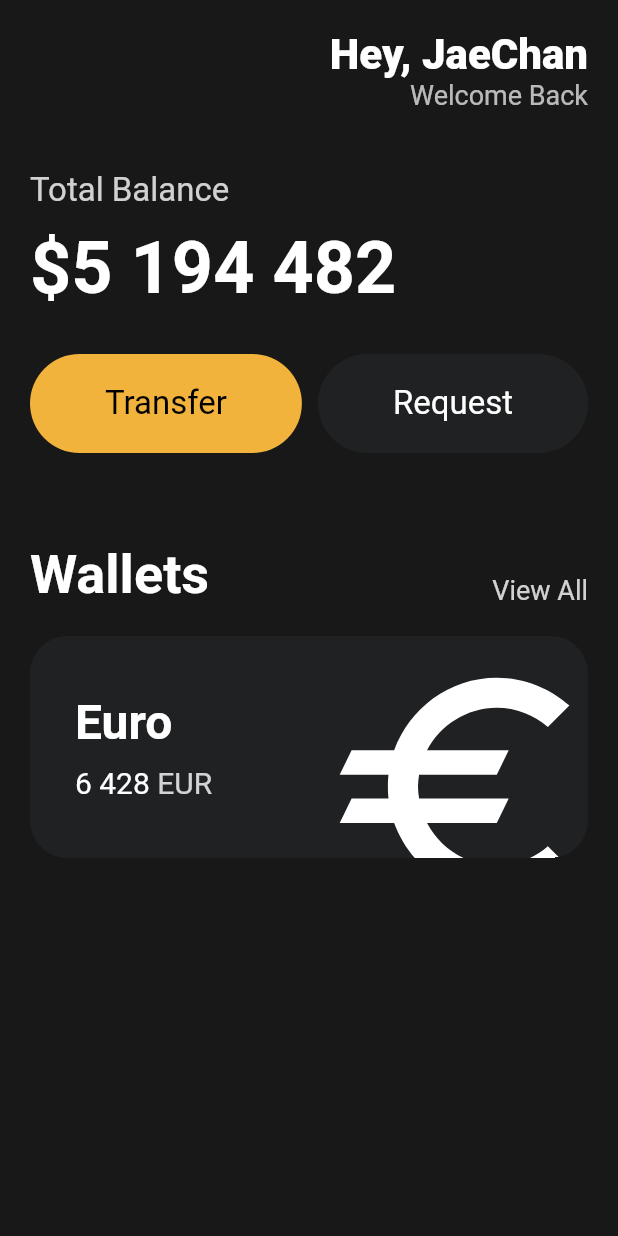
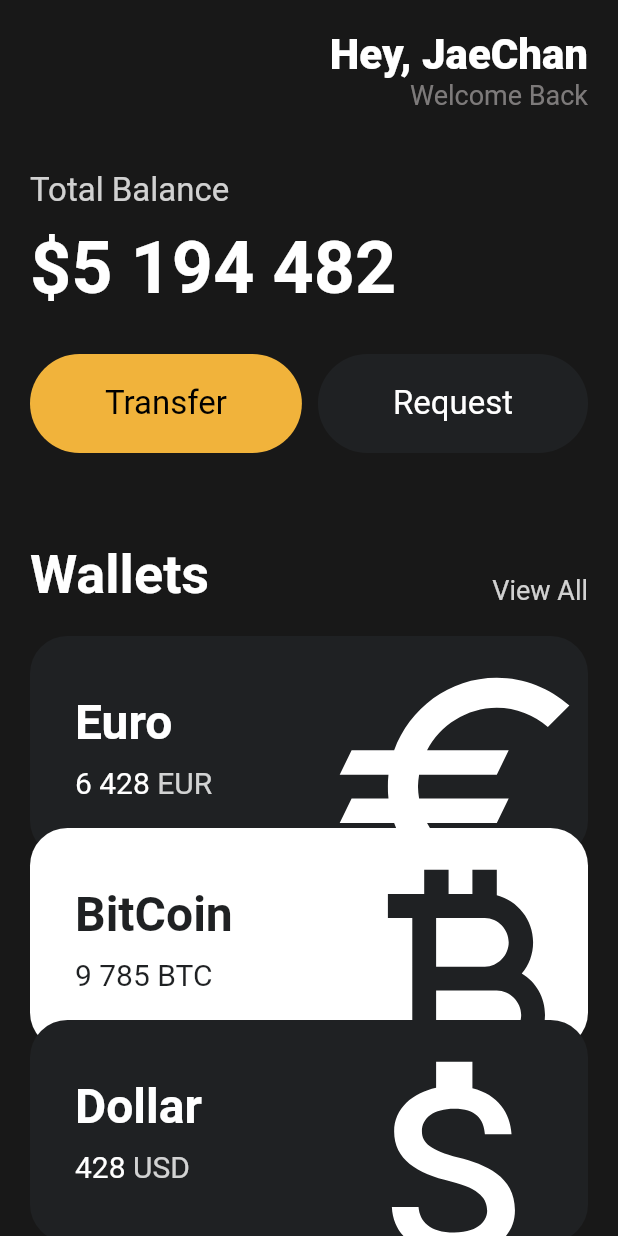
Before and after one commit to FrenchRuin/DPJ, a Flutter app: the screen it shows after launch, on a phone screen of 412 x 824 dp. Run offline on Flutter 3.47's test engine with Material 2 defaults, Android fonts, the phone set to English and light mode, and no system bars.

Commit message:
app_1 complete

```diff
--- a/lib/main.dart
+++ b/lib/main.dart
@@ -1,5 +1,6 @@
 import 'package:flutter/material.dart';
 import 'package:toonflix/widgets/button.dart';
+import 'package:toonflix/widgets/currency_card.dart';
 
 void main() {
   runApp(const App());
@@ -13,7 +14,8 @@ class App extends StatelessWidget {
     return MaterialApp(
         home: Scaffold(
       backgroundColor: const Color(0xFF181818),
-      body: Padding(
+      body: SingleChildScrollView(
+        child: Padding(
           padding: const EdgeInsets.symmetric(
             horizontal: 20,
           ),
@@ -40,7 +42,8 @@ class App extends StatelessWidget {
                       Text(
                         "Welcome Back",
                         style: TextStyle(
-                        color: Colors.white.withOpacity(0.7),
+                          color: const Color.fromARGB(255, 168, 164, 164)
+                              .withOpacity(0.7),
                           fontSize: 18,
                         ),
                       ),
@@ -112,70 +115,32 @@ class App extends StatelessWidget {
               const SizedBox(
                 height: 20,
               ),
-            Container(
-              clipBehavior: Clip.hardEdge,
-              decoration: BoxDecoration(
-                color: const Color(0xFF1F2123),
-                borderRadius: BorderRadius.circular(25),
+              const CurrencyCard(
+                name: "Euro",
+                code: "EUR",
+                amount: "6 428",
+                icon: Icons.euro_outlined,
+                isInverted: false,
+                dy: 0,
               ),
-              child: Padding(
-                padding: const EdgeInsets.all(30),
-                child: Row(
-                  mainAxisAlignment: MainAxisAlignment.spaceBetween,
-                  children: [
-                    Column(
-                      crossAxisAlignment: CrossAxisAlignment.start,
-                      children: [
-                        const Text(
-                          "Euro",
-                          style: TextStyle(
-                            color: Colors.white,
-                            fontSize: 32,
-                            fontWeight: FontWeight.w600,
+              const CurrencyCard(
+                name: "BitCoin",
+                code: "BTC",
+                amount: "9 785",
+                icon: Icons.currency_bitcoin,
+                isInverted: true,
+                dy: -20,
               ),
-                        ),
-                        const SizedBox(
-                          height: 10,
-                        ),
-                        Row(
-                          children: [
-                            const Text(
-                              "6 428",
-                              style: TextStyle(
-                                color: Colors.white,
-                                fontSize: 20,
-                              ),
-                            ),
-                            const SizedBox(
-                              width: 5,
-                            ),
-                            Text(
-                              "EUR",
-                              style: TextStyle(
-                                color: Colors.white.withOpacity(0.8),
-                                fontSize: 20,
-                              ),
+              const CurrencyCard(
+                name: "Dollar",
+                code: "USD",
+                amount: "428",
+                icon: Icons.attach_money,
+                isInverted: false,
+                dy: -40,
               ),
             ],
-                        )
-                      ],
           ),
-                    Transform.scale(
-                      scale: 2.2,
-                      child: Transform.translate(
-                        offset: const Offset(-5, 12),
-                        child: const Icon(
-                          Icons.euro_outlined,
-                          color: Colors.white,
-                          size: 88,
-                        ),
-                      ),
-                    )
-                  ],
-                ),
-              ),
-            )
-          ],
         ),
       ),
     ));
--- /dev/null
+++ b/lib/widgets/currency_card.dart
@@ -0,0 +1,95 @@
+import 'package:flutter/material.dart';
+
+class CurrencyCard extends StatelessWidget {
+  final String name, code, amount;
+  final IconData icon;
+  final bool isInverted;
+  final double dy;
+
+  final _blackColor = const Color(0xFF1F2123);
+
+  const CurrencyCard({
+    super.key,
+    required this.name,
+    required this.code,
+    required this.amount,
+    required this.icon,
+    required this.isInverted,
+    required this.dy,
+  });
+
+  @override
+  Widget build(BuildContext context) {
+    return Transform.translate(
+      offset: Offset(0, dy),
+      child: Container(
+        clipBehavior: Clip.hardEdge,
+        decoration: BoxDecoration(
+          color: isInverted ? Colors.white : _blackColor,
+          borderRadius: BorderRadius.circular(25),
+        ),
+        child: Padding(
+          padding: const EdgeInsets.all(30),
+          child: Row(
+            mainAxisAlignment: MainAxisAlignment.spaceBetween,
+            children: [
+              Column(
+                crossAxisAlignment: CrossAxisAlignment.start,
+                children: [
+                  Text(
+                    name,
+                    style: TextStyle(
+                      color: isInverted ? _blackColor : Colors.white,
+                      fontSize: 32,
+                      fontWeight: FontWeight.w600,
+                    ),
+                  ),
+                  const SizedBox(
+                    height: 10,
+                  ),
+                  Row(
+                    children: [
+                      Text(
+                        amount,
+                        style: TextStyle(
+                          color: isInverted ? _blackColor : Colors.white,
+                          fontSize: 20,
+                        ),
+                      ),
+                      const SizedBox(
+                        width: 5,
+                      ),
+                      Text(
+                        code,
+                        style: TextStyle(
+                          color: isInverted
+                              ? _blackColor
+                              : Colors.white.withOpacity(0.8),
+                          fontSize: 20,
+                        ),
+                      ),
+                    ],
+                  )
+                ],
+              ),
+              Transform.scale(
+                scale: 2.2,
+                child: Transform.translate(
+                  offset: const Offset(
+                    -5,
+                    12,
+                  ),
+                  child: Icon(
+                    icon,
+                    color: isInverted ? _blackColor : Colors.white,
+                    size: 88,
+                  ),
+                ),
+              )
+            ],
+          ),
+        ),
+      ),
+    );
+  }
+}
```
Lines whose indentation alone changed are shown as unchanged.
